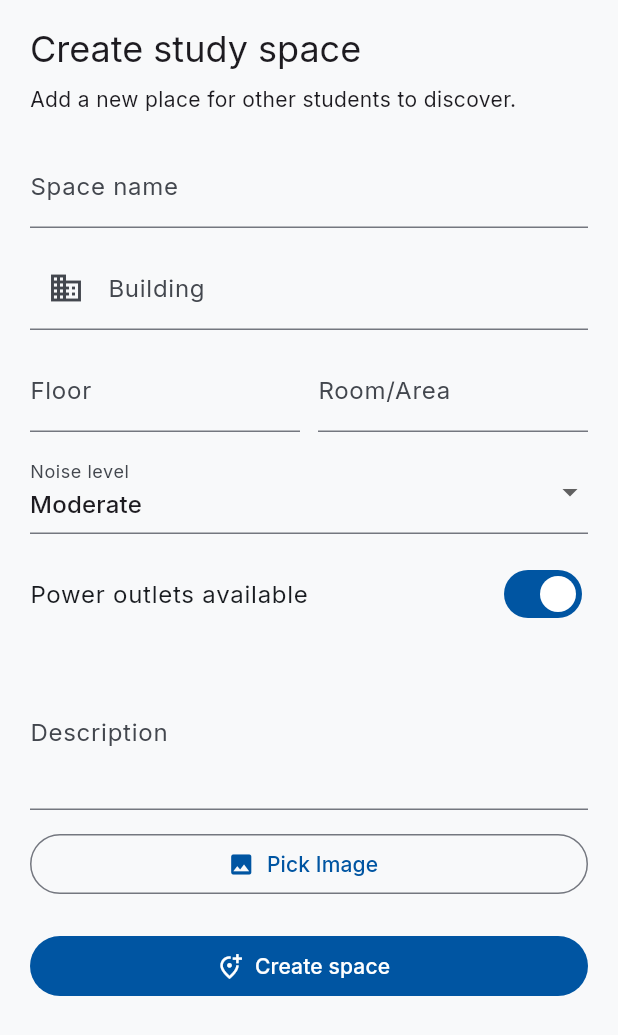
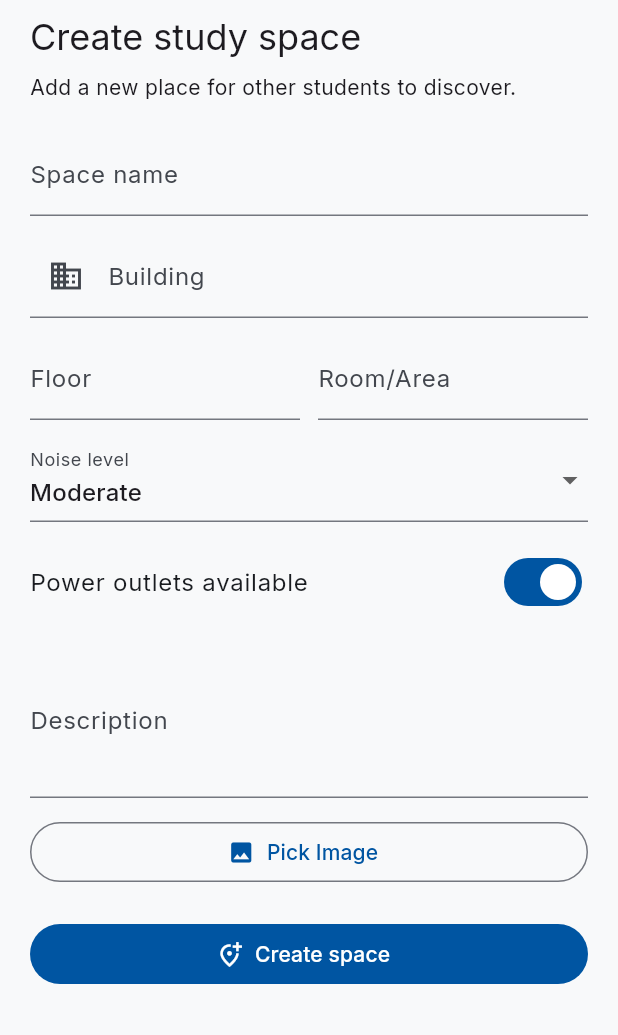
Before and after one commit to maernest04/CMPE-137-Project, a Flutter app: the CreateStudySpaceSheet widget shown alone on an empty page, opened directly, on a phone screen of 412 x 824 dp. Shown: the top 1035 px of the screen. Run offline on Flutter 3.47's test engine with Material 3 defaults, Android fonts, the phone set to English and light mode, and no system bars; our stand-ins replace cloud_firestore, firebase_auth, firebase_core, firebase_storage, go_router, google_fonts and 2 more; accounts and stored records are empty.

Commit message:
Fixed a coordinates issue with the map

```diff
--- a/lib/config/buildings.dart
+++ b/lib/config/buildings.dart
@@ -17,7 +17,7 @@ class CampusBuilding {
 final List<CampusBuilding> sjsuBuildings = [
   const CampusBuilding(
     name: 'Art Building',
-    location: LatLng(37.3355, -121.8833),
+    location: LatLng(37.3355, -121.8832),
   ),
   const CampusBuilding(
     name: 'Boccardo Business Center (BBC)',
@@ -41,11 +41,11 @@ final List<CampusBuilding> sjsuBuildings = [
   ),
   const CampusBuilding(
     name: 'Diaz Compean Student Union',
-    location: LatLng(37.3360, -121.8814),
+    location: LatLng(37.3365, -121.8813),
   ),
   const CampusBuilding(
     name: 'Dr. Martin Luther King Jr. Library',
-    location: LatLng(37.3358428, -121.8850228),
+    location: LatLng(37.3358, -121.8850),
   ),
   const CampusBuilding(
     name: 'Dudley Moorhead Hall',
@@ -53,7 +53,7 @@ final List<CampusBuilding> sjsuBuildings = [
   ),
   const CampusBuilding(
     name: 'Duncan Hall',
-    location: LatLng(37.3328, -121.8825),
+    location: LatLng(37.3326, -121.8825),
   ),
   const CampusBuilding(
     name: 'Dwight Bentel Hall',
@@ -61,7 +61,7 @@ final List<CampusBuilding> sjsuBuildings = [
   ),
   const CampusBuilding(
     name: 'Engineering Building',
-    location: LatLng(37.3352, -121.8811),
+    location: LatLng(37.3371, -121.8817),
   ),
   const CampusBuilding(
     name: 'Health Building',
@@ -97,7 +97,7 @@ final List<CampusBuilding> sjsuBuildings = [
   ),
   const CampusBuilding(
     name: 'Provident Credit Union Event Center',
-    location: LatLng(37.3350, -121.8795),
+    location: LatLng(37.3352, -121.8795),
   ),
   const CampusBuilding(
     name: 'Science Building',
@@ -105,7 +105,7 @@ final List<CampusBuilding> sjsuBuildings = [
   ),
   const CampusBuilding(
     name: 'Spartan Recreation & Aquatic Center (SRAC)',
-    location: LatLng(37.3335, -121.8790),
+    location: LatLng(37.3331, -121.8794),
   ),
   const CampusBuilding(
     name: 'Student Services Center',
@@ -121,7 +121,7 @@ final List<CampusBuilding> sjsuBuildings = [
   ),
   const CampusBuilding(
     name: 'Tower Hall',
-    location: LatLng(37.3355, -121.8820),
+    location: LatLng(37.3352, -121.8812),
   ),
   const CampusBuilding(
     name: 'Washburn Hall',
@@ -137,7 +137,7 @@ final List<CampusBuilding> sjsuBuildings = [
   ),
   const CampusBuilding(
     name: 'Spartan Village on the Paseo',
-    location: LatLng(37.3330, -121.8890),
+    location: LatLng(37.3330, -121.8887),
   ),
   const CampusBuilding(
     name: 'Other (Off-campus or Custom)',
--- a/lib/config/sjsu_campus_map.dart
+++ b/lib/config/sjsu_campus_map.dart
@@ -6,7 +6,7 @@ final LatLngBounds sjsuCampusBounds = LatLngBounds(
 );
 
 const CameraPosition sjsuInitialCamera = CameraPosition(
-  target: LatLng(37.3352, -121.8813),
+  target: LatLng(37.3356, -121.8815),
   zoom: 17,
 );
 
--- a/lib/widgets/create_study_space_sheet.dart
+++ b/lib/widgets/create_study_space_sheet.dart
@@ -197,9 +197,8 @@ class _CreateStudySpaceSheetState extends State<CreateStudySpaceSheet> {
   Widget build(BuildContext context) {
     final bottomInset = MediaQuery.of(context).viewInsets.bottom;
 
-    return SafeArea(
-      child: Padding(
-        padding: EdgeInsets.fromLTRB(20, 16, 20, bottomInset + 20),
+    return Padding(
+      padding: EdgeInsets.fromLTRB(20, 8, 20, bottomInset + 16),
         child: SingleChildScrollView(
           child: Form(
             key: _formKey,
@@ -418,7 +417,6 @@ class _CreateStudySpaceSheetState extends State<CreateStudySpaceSheet> {
             ),
           ),
         ),
-      ),
     );
   }
 }
```
